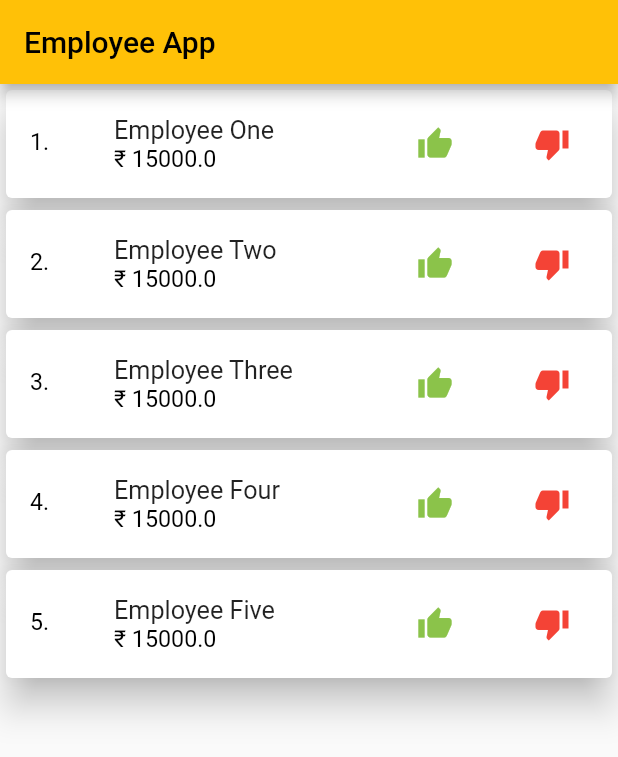
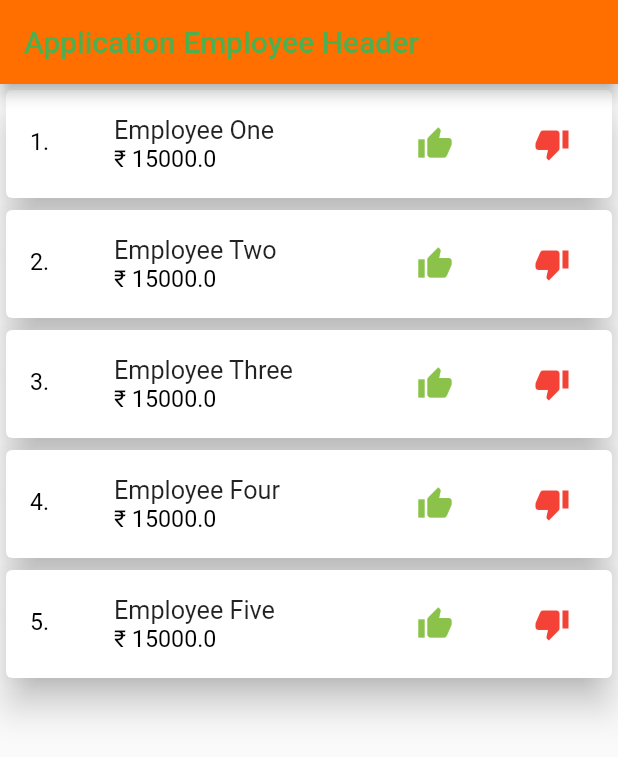
Before and after one commit to Abhishek-kumar09/flutterSampleUsingProvider, a Flutter app: the screen it shows after launch, on a phone screen of 412 x 824 dp. Shown: the top 757 px of the screen. Run offline on Flutter 3.47's test engine with Material 2 defaults, Android fonts, the phone set to English and light mode, and no system bars.

Commit message:
Update homepage.dart

```diff
--- a/lib/screen/homepage.dart
+++ b/lib/screen/homepage.dart
@@ -7,11 +7,12 @@ class MyHomePage extends StatelessWidget {
     return Scaffold(
         appBar: AppBar(
           title: Text(
-            "Employee App",
-            style: TextStyle(color: Colors.black),
+            "Application Employee Header",
+            style: TextStyle(color: Colors.green),
           ),
-          backgroundColor: Colors.amber,
+          backgroundColor: Colors.amber[900],
         ),
+
         body: EmployeeList());
   }
 }
```
